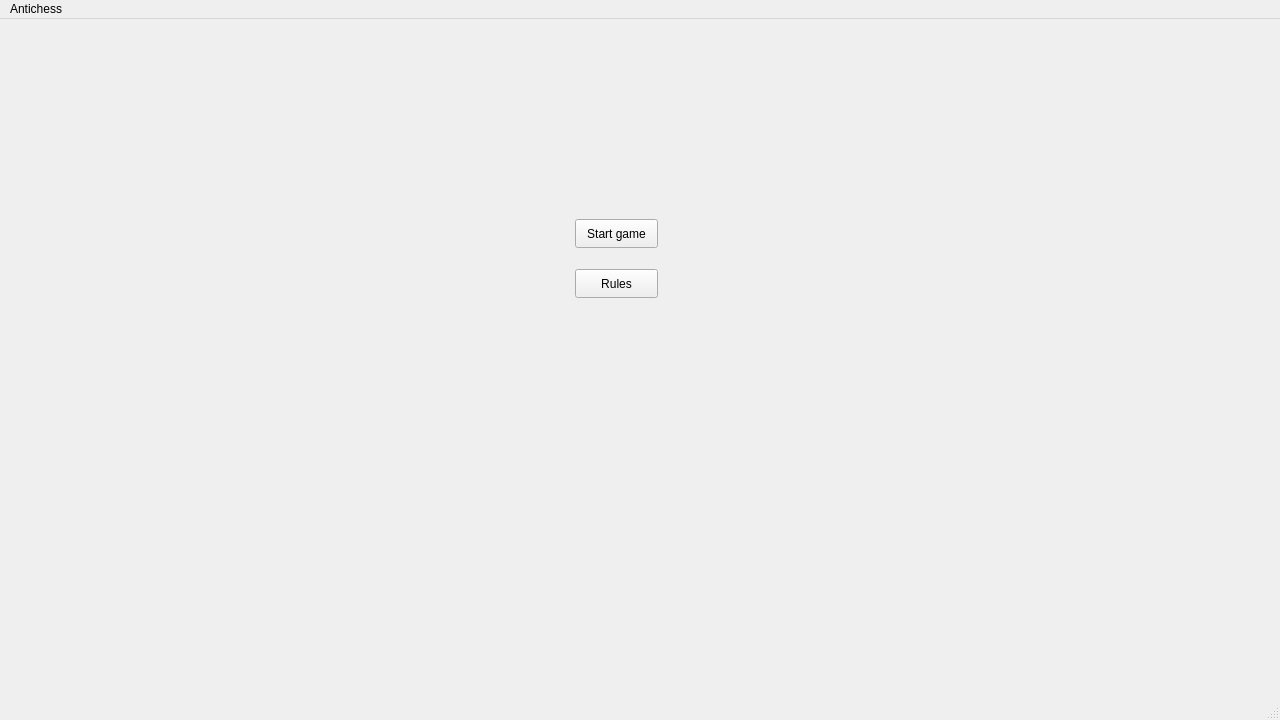
The window that Antichess/mainwindow.ui (L0G4NN/EE273Project) describes before a commit, drawn with Qt 5.
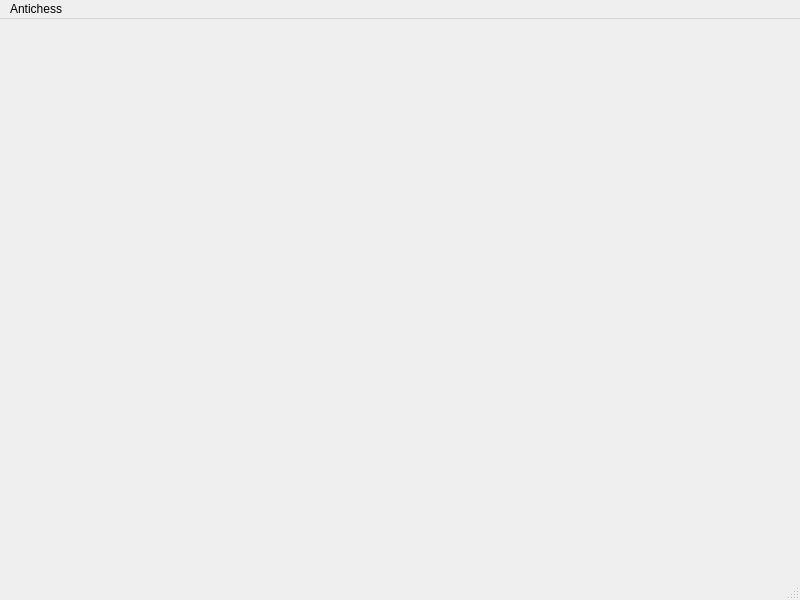
The same window after the commit.

What changed in the file:
```diff
--- a/Antichess/mainwindow.ui
+++ b/Antichess/mainwindow.ui
@@ -2,64 +2,25 @@
 <ui version="4.0">
  <class>MainWindow</class>
  <widget class="QMainWindow" name="MainWindow">
-  <property name="enabled">
-   <bool>true</bool>
-  </property>
   <property name="geometry">
    <rect>
     <x>0</x>
     <y>0</y>
-    <width>1280</width>
-    <height>720</height>
+    <width>800</width>
+    <height>600</height>
    </rect>
   </property>
   <property name="windowTitle">
    <string>Antichess</string>
   </property>
-  <property name="tabShape">
-   <enum>QTabWidget::Triangular</enum>
-  </property>
-  <widget class="QWidget" name="centralwidget">
-   <widget class="QPushButton" name="pushButton">
-    <property name="geometry">
-     <rect>
-      <x>575</x>
-      <y>200</y>
-      <width>83</width>
-      <height>29</height>
-     </rect>
-    </property>
-    <property name="text">
-     <string>Start game</string>
-    </property>
-   </widget>
-   <widget class="QPushButton" name="pushButton_2">
-    <property name="geometry">
-     <rect>
-      <x>575</x>
-      <y>250</y>
-      <width>83</width>
-      <height>29</height>
-     </rect>
-    </property>
-    <property name="text">
-     <string>Rules</string>
-    </property>
-    <property name="checkable">
-     <bool>false</bool>
-    </property>
-    <property name="autoDefault">
-     <bool>false</bool>
-    </property>
-   </widget>
-  </widget>
+  <widget class="QWidget" name="centralwidget"/>
   <widget class="QMenuBar" name="menubar">
    <property name="geometry">
     <rect>
      <x>0</x>
      <y>0</y>
-     <width>1280</width>
-     <height>25</height>
+     <width>800</width>
+     <height>22</height>
     </rect>
    </property>
    <widget class="QMenu" name="menuAntichess">
```
Left out of the diff: 27 changed lines with no effect on the pictures.
